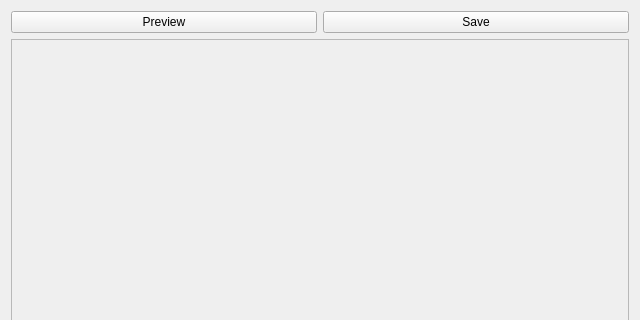
Old version of the form src/XLSXEditor.ui in the repository neoluxis/integreted_xlsxeditor_cpp; both pictures show x 0 to 640 and y 0 to 320 of the 640 by 480 pixel window.
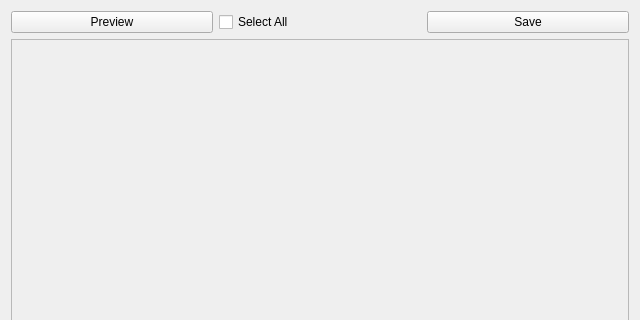
New version of the form.

Commit message: feat: support select/unselect all

What changed in the file:
```diff
--- a/src/XLSXEditor.ui
+++ b/src/XLSXEditor.ui
@@ -23,6 +23,16 @@
       </property>
      </widget>
     </item>
+      <item>
+       <widget class="QCheckBox" name="chkSelectAll">
+        <property name="text">
+         <string>Select All</string>
+        </property>
+        <property name="tristate">
+         <bool>false</bool>
+        </property>
+       </widget>
+      </item>
      <item>
       <widget class="QPushButton" name="btnSave">
        <property name="text">
```
The commit also changes 5 other files.
